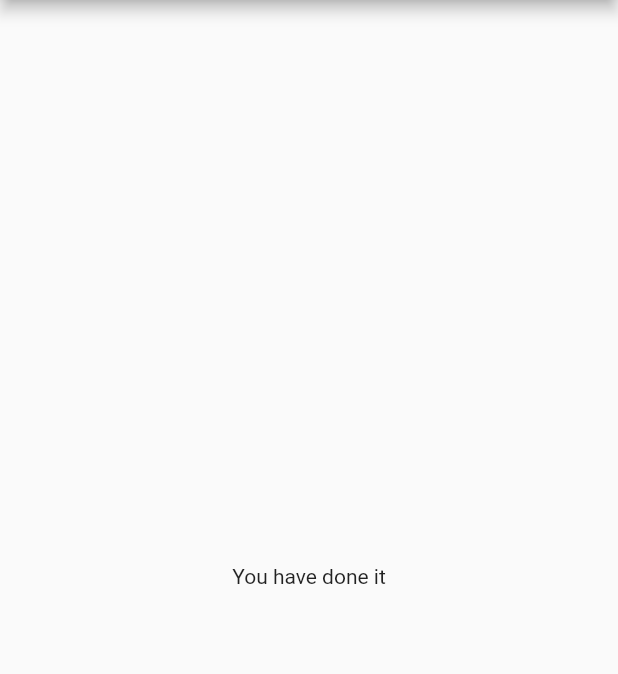
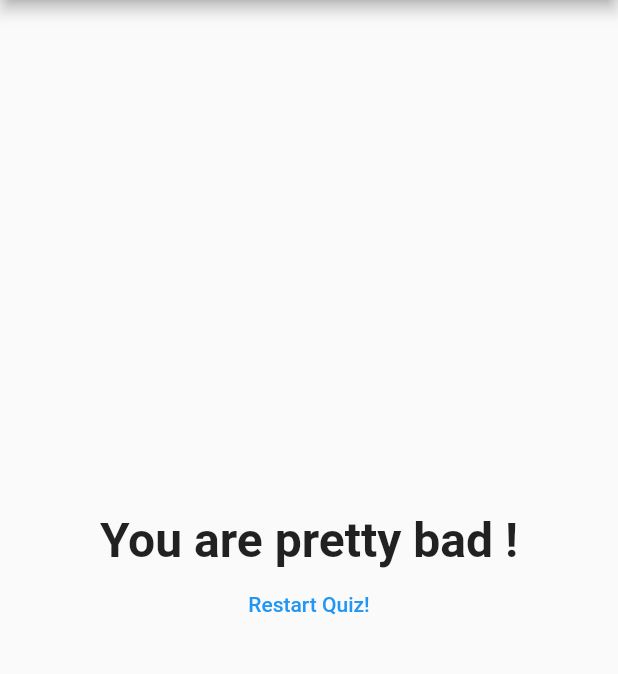
Before and after one commit to akshit-sehgal/flutter-basic-app, a Flutter app: the screen it shows after launch, after a tap on "Black", after a tap on "Lion", after a tap on "Java", on a phone screen of 412 x 824 dp, the part 84-758 px from its top. Run offline on Flutter 3.47's test engine with Material 2 defaults, Android fonts, the phone set to English and light mode, and no system bars.

```diff
--- a/lib/main.dart
+++ b/lib/main.dart
@@ -13,26 +13,51 @@ class MyApp extends StatefulWidget {
 
 class _MyAppState extends State<MyApp> {
   int _questionIndex = 0;
+  int _totalScore = 0;
   final _questions = const [
     {
       'questionText': 'What\'s your favourite color?',
-      'answers': ['Black', 'Red', 'Blue', 'Green']
+      'answers': [
+        {'text': 'Black', 'score': 10},
+        {'text': 'Red', 'score': 5},
+        {'text': 'Blue', 'score': 3},
+        {'text': 'White ', 'score': 1}
+      ]
     },
     {
       'questionText': 'What\'s your favourite animals?',
-      'answers': ['Rabbit', 'Snake', 'Lion', 'Cow']
+      'answers': [
+        {'text': 'Rabbit', 'score': 10},
+        {'text': 'Lion', 'score': 5},
+        {'text': 'Kitten', 'score': 3},
+        {'text': 'Dog ', 'score': 1}
+      ]
     },
     {
       'questionText': 'Which is your favourite programming language?',
-      'answers': ['C++', 'Java', 'Javascript', 'Dart']
+      'answers': [
+        {'text': 'Java', 'score': 10},
+        {'text': 'Javascript', 'score': 5},
+        {'text': 'Dart', 'score': 3},
+        {'text': 'C# ', 'score': 1}
+      ]
     }
   ];
-  void _answerQuestion() {
+  void _answerQuestion(int score) {
     if (_questionIndex < _questions.length) {
+      _totalScore += score;
+      print(_totalScore);
       setState(() {
         _questionIndex = _questionIndex + 1;
       });
     }
+  }
+
+  void _resetQuiz() {
+    setState(() {
+      _questionIndex = 0;
+      _totalScore = 0;
+    });
   }
 
   @override
@@ -41,7 +66,7 @@ class _MyAppState extends State<MyApp> {
       home: Scaffold(
         appBar: AppBar(title: Text('Basic App')),
         body: _questionIndex == _questions.length
-            ? Result()
+            ? Result(_totalScore,_resetQuiz)
             : Quiz(
                 answerQuestion: _answerQuestion,
                 questionIndex: _questionIndex,
--- a/lib/quiz.dart
+++ b/lib/quiz.dart
@@ -18,8 +18,9 @@ class Quiz extends StatelessWidget {
         child: Column(
       children: [
         Question(text: questions[questionIndex]['questionText']),
-        ...(questions[questionIndex]['answers'] as List<String>).map((answer) {
-          return Answer(answer, answerQuestion);
+        ...(questions[questionIndex]['answers'] as List<Map<String, Object>>)
+            .map((answer) {
+          return Answer(answer['text'], () => answerQuestion(answer['score']));
         }).toList()
       ],
     ));
--- a/lib/result.dart
+++ b/lib/result.dart
@@ -1,10 +1,43 @@
 import 'package:flutter/material.dart';
 
 class Result extends StatelessWidget {
+  final int resultScore;
+  final Function resetHandler;
+  Result(this.resultScore, this.resetHandler);
+
+  String get resultPhrase {
+    String resultString;
+    if (resultScore <= 8) {
+      resultString = 'You are awesome and innocent!';
+    } else if (resultScore <= 12) {
+      resultString = 'Pretty Likeable';
+    } else if (resultScore <= 16) {
+      resultString = 'Moderate';
+    } else {
+      resultString = 'You are pretty bad !';
+    }
+    return resultString;
+  }
+
   @override
   Widget build(BuildContext context) {
     return Container(
-      child: Center(child: Text('You have done it'))
+      width: double.infinity,
+      child: Column(
+        mainAxisAlignment: MainAxisAlignment.center,
+        children: [
+          Text(
+            resultPhrase,
+            style: TextStyle(fontSize: 32, fontWeight: FontWeight.bold),
+            textAlign: TextAlign.center,
+          ),
+          FlatButton(
+            child: Text('Restart Quiz!'),
+            textColor: Colors.blue,
+            onPressed: resetHandler,
+          )
+        ],
+      ),
     );
   }
 }
```
